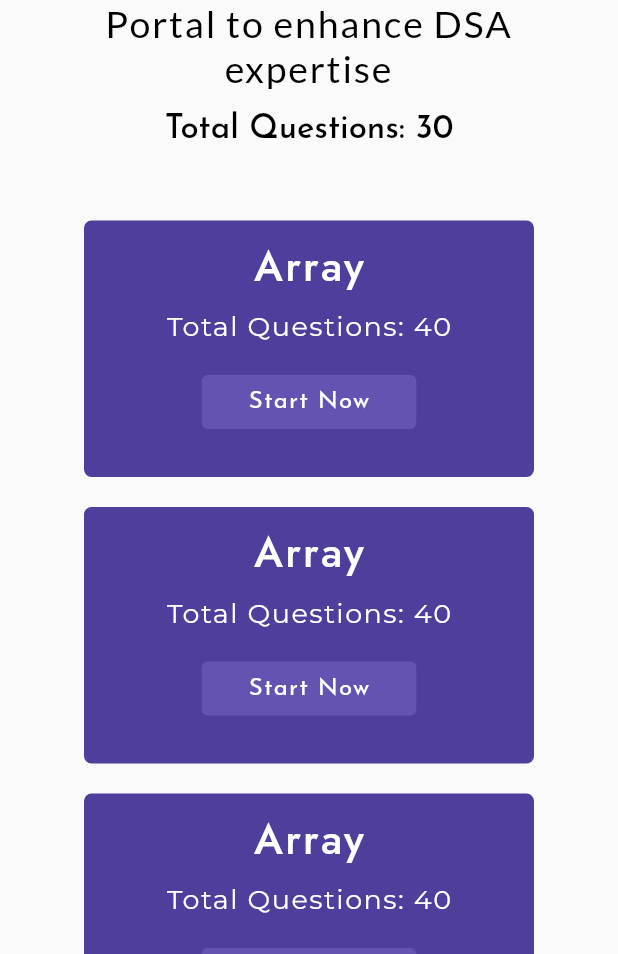
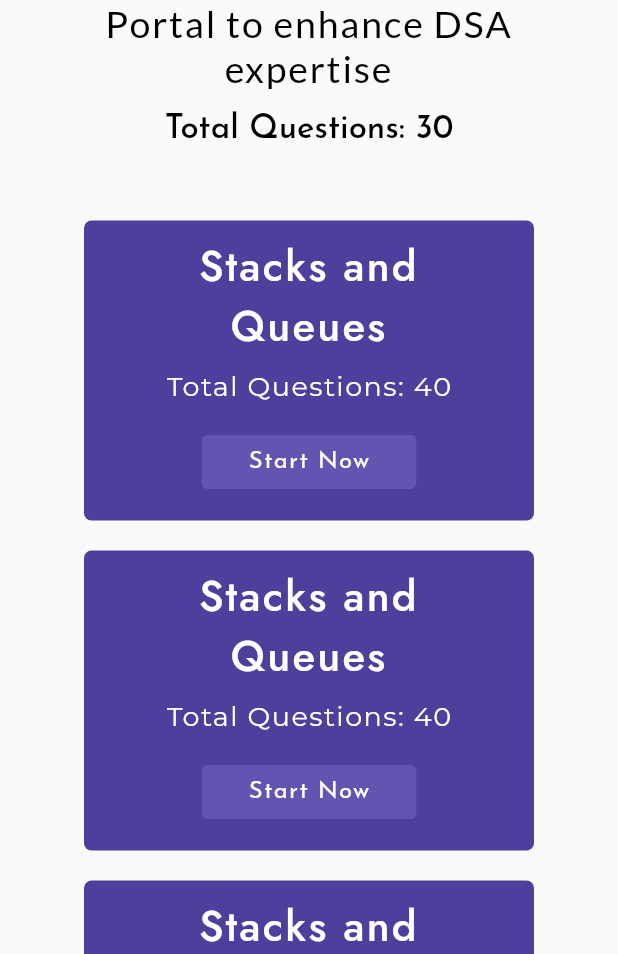
Before and after one commit to udaykumaruking/ameliorate_dsa, a Flutter app: the screen it shows after launch, on a phone screen of 412 x 824 dp, the part 282-1236 px from its top. Run offline on Flutter 3.47's test engine with Material 2 defaults, Android fonts, the phone set to English and light mode, and no system bars; our stand-ins replace firebase_core, google_fonts; accounts and stored records are empty.

Commit message:
Cards alignment fixed

```diff
--- a/lib/screens/homeScreen.dart
+++ b/lib/screens/homeScreen.dart
@@ -1,5 +1,6 @@
 import 'package:ameliorate_dsa/widgets/buildCard.dart';
 import 'package:ameliorate_dsa/widgets/buildSizedBox.dart';
+
 import 'package:google_fonts/google_fonts.dart';
 import 'package:flutter/material.dart';
 
@@ -60,7 +61,8 @@ class AmeliorateDSA extends StatelessWidget {
                 Wrap(
                   spacing: 20.0, // gap between adjacent chips
                   runSpacing: 20.0,
-
+                  alignment: WrapAlignment.spaceAround,
+                  crossAxisAlignment: WrapCrossAlignment.center,
                   children: [
                     BuildCard(),
                     BuildCard(),
--- a/lib/widgets/buildCard.dart
+++ b/lib/widgets/buildCard.dart
@@ -4,10 +4,12 @@ import 'package:google_fonts/google_fonts.dart';
 import '../constants.dart';
 import 'buildSizedBox.dart';
 
+// ignore: must_be_immutable
 class BuildCard extends StatelessWidget {
   @override
   Widget build(BuildContext context) {
     return Container(
+      height: 200,
       width: 300,
       decoration: BoxDecoration(
         color: kVoilet,
@@ -16,9 +18,11 @@ class BuildCard extends StatelessWidget {
       padding: EdgeInsets.fromLTRB(50, 10, 50, 10),
       child: Center(
         child: Column(
+          mainAxisAlignment: MainAxisAlignment.center,
           children: [
             Text(
-              'Array',
+              'Stacks and Queues',
+              textAlign: TextAlign.center,
               style: GoogleFonts.jost(
                   textStyle: TextStyle(
                 color: Colors.white,
@@ -49,7 +53,7 @@ class BuildCard extends StatelessWidget {
                       Color.fromRGBO(101, 83, 178, 1)),
                   foregroundColor: MaterialStateProperty.all(Colors.white),
                   elevation: MaterialStateProperty.all(0)),
-              onPressed: () {},
+              onPressed: () => {},
               child: Padding(
                 padding: const EdgeInsets.fromLTRB(15, 10, 15, 10),
                 child: Text(
```
Also changed, not shown: 1 other file.
